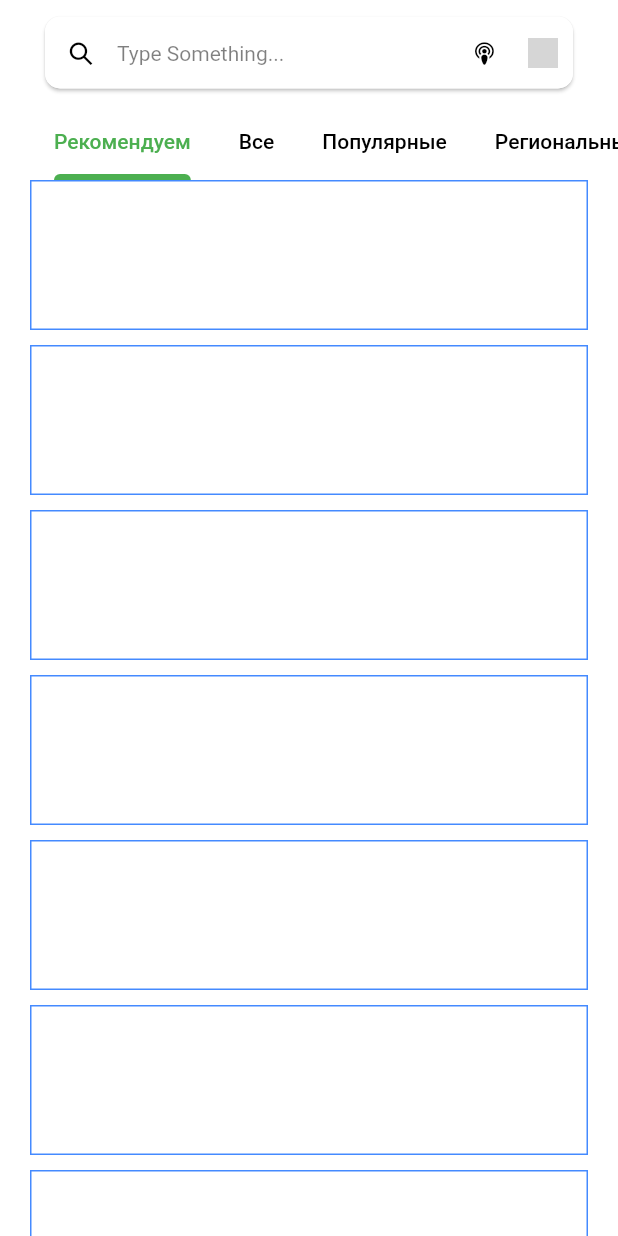
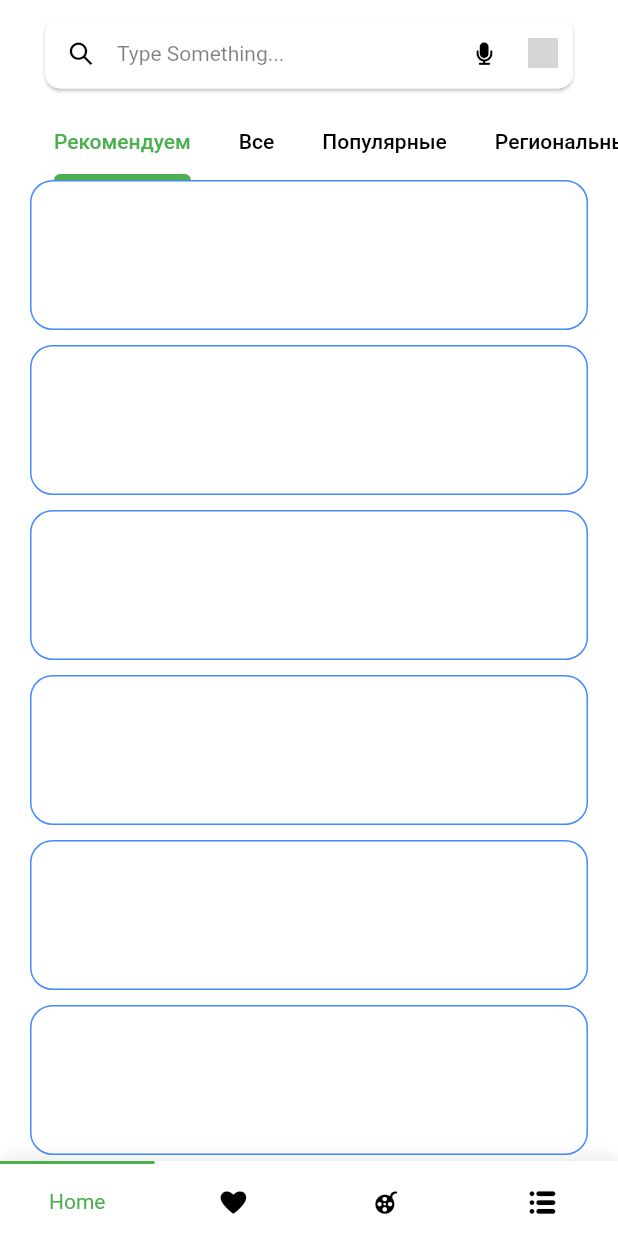
Before and after one commit to zikwall/bormental, a Flutter app: the screen it shows after launch, on a phone screen of 412 x 824 dp. Run offline on Flutter 3.47's test engine with Material 2 defaults, Android fonts, the light colour scheme and no system bars; our stand-ins replace animated_text_kit, better_player, flutter_staggered_animations, timelines, video_player, wakelock; network calls fail; grey boxes are pictures that could not be loaded.

Commit message:
wip: big work (bottom, persist state & etc.)

```diff
--- /dev/null
+++ b/lib/components/bottom/navigation_bar.dart
@@ -0,0 +1,166 @@
+import 'dart:ui' show lerpDouble;
+
+import 'package:flutter/material.dart';
+
+import 'navigation_bar_item.dart';
+
+// ignore: must_be_immutable
+class TitledBottomNavigationBar extends StatefulWidget {
+  final Color backgroundColor;
+  final bool reverse;
+  final Curve curve;
+  final Color activeColor;
+  final Color inactiveColor;
+  final Color inactiveStripColor;
+  final Color indicatorColor;
+  final bool enableShadow;
+  int currentIndex;
+  final ValueChanged<int> onTap;
+  final List<TitledNavigationBarItem> items;
+
+  TitledBottomNavigationBar({
+    Key? key,
+    this.reverse = false,
+    this.curve = Curves.linear,
+    required this.onTap,
+    required this.items,
+    required this.backgroundColor,
+    required this.activeColor,
+    required this.inactiveColor,
+    required this.inactiveStripColor,
+    required this.indicatorColor,
+    this.enableShadow = true,
+    this.currentIndex = 0,
+  })  : assert(items != null),
+        assert(items.length >= 2 && items.length <= 5),
+        assert(onTap != null),
+        assert(currentIndex != null),
+        assert(enableShadow != null),
+        super(key: key);
+
+  @override
+  State createState() => _TitledBottomNavigationBarState();
+}
+
+class _TitledBottomNavigationBarState extends State<TitledBottomNavigationBar> {
+  static const double BAR_HEIGHT = 50;
+  static const double INDICATOR_HEIGHT = 2;
+
+  bool get reverse => widget.reverse;
+
+  Curve get curve => widget.curve;
+
+  List<TitledNavigationBarItem> get items => widget.items;
+
+  double width = 0;
+  late Color activeColor;
+  Duration duration = Duration(milliseconds: 270);
+
+  double _getIndicatorPosition(int index) {
+    var isLtr = Directionality.of(context) == TextDirection.ltr;
+    if (isLtr) {
+      return lerpDouble(-1.0, 1.0, index / (items.length - 1)) ?? 0;
+    }
+    return lerpDouble(1.0, -1.0, index / (items.length - 1)) ?? 0;
+  }
+
+  @override
+  Widget build(BuildContext context) {
+    width = MediaQuery.of(context).size.width;
+    activeColor = widget.activeColor != null ? widget.activeColor : Theme.of(context).indicatorColor;
+
+    return Container(
+      decoration: BoxDecoration(
+        color: widget.inactiveStripColor,
+        boxShadow: widget.enableShadow
+            ? [
+                BoxShadow(color: Colors.black12, blurRadius: 10),
+              ]
+            : null,
+      ),
+      child: Container(
+        height: BAR_HEIGHT,
+        width: width,
+        child: Stack(
+          overflow: Overflow.visible,
+          children: <Widget>[
+            Positioned(
+              top: INDICATOR_HEIGHT,
+              child: Row(
+                crossAxisAlignment: CrossAxisAlignment.end,
+                children: items.map((item) {
+                  var index = items.indexOf(item);
+                  return GestureDetector(
+                    onTap: () => _select(index),
+                    child: _buildItemWidget(item, index == widget.currentIndex),
+                  );
+                }).toList(),
+              ),
+            ),
+            Positioned(
+              top: 0,
+              width: width,
+              child: AnimatedAlign(
+                alignment:
+                    Alignment(_getIndicatorPosition(widget.currentIndex), 0),
+                curve: curve,
+                duration: duration,
+                child: Container(
+                  color: widget.indicatorColor != null ? widget.indicatorColor : activeColor,
+                  width: width / items.length,
+                  height: INDICATOR_HEIGHT,
+                ),
+              ),
+            ),
+          ],
+        ),
+      ),
+    );
+  }
+
+  _select(int index) {
+    widget.currentIndex = index;
+    widget.onTap(widget.currentIndex);
+
+    setState(() {});
+  }
+
+  Widget _buildIcon(TitledNavigationBarItem item) {
+    return Icon(
+      item.icon,
+      color: reverse ? widget.inactiveColor : activeColor,
+      size: item.size,
+    );
+  }
+
+  Widget _buildText(TitledNavigationBarItem item) {
+    return DefaultTextStyle.merge(
+      child: item.title,
+      style: TextStyle(color: reverse ? activeColor : widget.inactiveColor),
+    );
+  }
+
+  Widget _buildItemWidget(TitledNavigationBarItem item, bool isSelected) {
+    return Container(
+      color: item.backgroundColor,
+      height: BAR_HEIGHT,
+      width: width / items.length,
+      child: Stack(
+        alignment: AlignmentDirectional.center,
+        children: <Widget>[
+          AnimatedOpacity(
+            opacity: isSelected ? 0.0 : 1.0,
+            duration: duration,
+            curve: curve,
+            child: reverse ? _buildIcon(item) : _buildText(item),
+          ),
+          AnimatedAlign(
+            duration: duration,
+            alignment: isSelected ? Alignment.center : Alignment(0, 5.2),
+            child: reverse ? _buildText(item) : _buildIcon(item),
+          ),
+        ],
+      ),
+    );
+  }
+}
--- /dev/null
+++ b/lib/components/bottom/navigation_bar_item.dart
@@ -0,0 +1,15 @@
+import 'package:flutter/material.dart';
+
+class TitledNavigationBarItem {
+  final Widget title;
+  final IconData icon;
+  final Color backgroundColor;
+  final double size;
+
+  TitledNavigationBarItem({
+    required this.icon,
+    required this.title,
+    this.backgroundColor = Colors.white,
+    required this.size,
+  });
+}
--- /dev/null
+++ b/lib/components/comming/comming_soon.dart
@@ -0,0 +1,28 @@
+import 'package:flutter/material.dart';
+
+class ComingSoon extends StatelessWidget {
+  final IconData icon;
+
+  const ComingSoon(this.icon, {Key? key}) : super(key: key);
+
+  @override
+  Widget build(BuildContext context) {
+    return Center(
+      child: Column(
+        mainAxisAlignment: MainAxisAlignment.center,
+        crossAxisAlignment: CrossAxisAlignment.center,
+        children: <Widget>[
+          Icon(icon, size: 55, color: Colors.grey[300]),
+          const Padding(padding: EdgeInsets.symmetric(vertical: 10)),
+          const Text(
+            'Скоро, очень скоро...',
+            style: TextStyle(
+                fontFamily: 'Roboto',
+                fontWeight: FontWeight.w300
+            ),
+          )
+        ],
+      ),
+    );
+  }
+}
--- a/lib/screens/home/v1/screen.dart
+++ b/lib/screens/home/v1/screen.dart
@@ -11,7 +11,6 @@ import 'package:flutter_staggered_animations/flutter_staggered_animations.dart';
 // application
 import 'cards.dart';
 import 'whatsup.dart';
-import 'exit.dart';
 import 'buttons.dart';
 import 'mock.dart';
 
@@ -26,12 +25,17 @@ class HomeScreen extends StatefulWidget {
 }
 
 class _HomeScreenState extends State<HomeScreen> with SingleTickerProviderStateMixin {
+  // initializes
   late AnimationController _animation;
   final GlobalKey _backdropKey = GlobalKey(debugLabel: 'Backdrop');
   late PageController _pageController;
 
+  // states
   int _currentPageIndex = 0;
   Gradient backgroundGradient = categories[0].cardGradient;
+
+  @override
+  bool get wantKeepAlive => true;
 
   @override
   void initState() {
@@ -80,8 +84,6 @@ class _HomeScreenState extends State<HomeScreen> with SingleTickerProviderStateM
           systemNavigationBarIconBrightness: Brightness.dark,
           statusBarIconBrightness: Brightness.dark,
         ),
-        child: WillPopScope(
-          onWillPop: () => showExitDialog(context),
         child: Scaffold(
           body: Container(
             padding: EdgeInsets.only(
@@ -156,7 +158,6 @@ class _HomeScreenState extends State<HomeScreen> with SingleTickerProviderStateM
               },
             ),
           ),
-          ),
         )
     );
   }
@@ -177,7 +178,7 @@ Widget _buildHeaderPanel(BuildContext context) {
     child: Row(
       mainAxisAlignment: MainAxisAlignment.spaceBetween,
       children: <Widget>[
-        buttonIcon(Fontisto.search, Colors.white, () {}),
+        buttonIcon(Fontisto.arrow_left, Colors.white, () {}),
         buttonIcon(Fontisto.nav_icon_list_a, Colors.white, () {})
       ],
     ),
--- /dev/null
+++ b/lib/screens/home/v2/home.dart
@@ -0,0 +1,195 @@
+// native
+import 'dart:ui';
+
+import 'package:flutter/material.dart';
+
+// fonts
+import 'package:bormental/fonts/fontisto_icons.dart';
+
+// application
+import 'package:bormental/transitions/slide_left.dart';
+import 'package:bormental/screens/profile/screen.dart';
+
+import 'material.dart';
+
+class HomeScreenV2 extends StatefulWidget {
+  const HomeScreenV2({Key? key}) : super(key: key);
+
+  @override
+  _HomeScreenV2State createState() => _HomeScreenV2State();
+}
+
+class _HomeScreenV2State extends State<HomeScreenV2> with
+    SingleTickerProviderStateMixin,
+    AutomaticKeepAliveClientMixin<HomeScreenV2>
+{
+  late TabController _tabController;
+  final tabs = [
+    const Tab(text: "Рекомендуем"),
+    const Tab(text: "Все"),
+    const Tab(text: "Популярные"),
+    const Tab(text: "Региональные"),
+    const Tab(text: "Детям"),
+    const Tab(text: "Кино и Сериалы"),
+  ];
+
+  @override
+  bool get wantKeepAlive => true;
+
+  @override
+  void initState() {
+    super.initState();
+    _tabController = TabController(vsync: this, length: tabs.length);
+  }
+
+  @override
+  void dispose() {
+    _tabController.dispose();
+    super.dispose();
+  }
+
+  @override
+  Widget build(BuildContext context) {
+    super.build(context);
+
+    return NestedScrollView(
+        physics: const BouncingScrollPhysics(),
+        floatHeaderSlivers: true,
+        headerSliverBuilder: (context, innerBoxIsScrolled) => [
+          SliverAppBar(
+            elevation: 1,
+            snap: true,
+            floating: true,
+            pinned: true,
+            toolbarHeight: 70,
+            expandedHeight: 120,
+            titleSpacing: 30,
+            backgroundColor: Colors.white,
+            title: Row(
+              mainAxisAlignment: MainAxisAlignment.center,
+              crossAxisAlignment: CrossAxisAlignment.center,
+              children: <Widget>[
+                Expanded(
+                  child: Material(
+                    elevation: 1,
+                    borderRadius: BorderRadius.circular(10.0),
+                    child: Container(
+                      decoration: BoxDecoration(
+                        color: Colors.white,
+                        borderRadius: BorderRadius.circular(10.0),
+                      ),
+                      child: Row(
+                        children: [
+                          IconButton(
+                              splashColor: Colors.transparent,
+                              icon: const Icon(
+                                  Fontisto.search ,
+                                  color: Colors.black,
+                                  size: 15
+                              ),
+                              onPressed: () {}
+                          ),
+                          Expanded(
+                            child: TextField(
+                              decoration: InputDecoration(
+                                  hintText: "Type Something...",
+                                  hintStyle: TextStyle(
+                                      color: Colors.black.withOpacity(0.5),
+                                      fontSize: 14
+                                  ),
+                                  border: InputBorder.none),
+                            ),
+                          ),
+                          IconButton(
+                            splashColor: Colors.transparent,
+                            icon: const Icon(
+                                Fontisto.mic,
+                                color: Colors.black,
+                                size: 15
+                            ),
+                            onPressed: () {},
+                          ),
+                          InkWell(
+                            onTap: () {
+                              FocusScope.of(context).unfocus();
+                              Navigator.push(
+                                  context, SlideRightToLeftRoute(page: const ProfileScreen()
+                              ));
+                            },
+                            child: const Padding(
+                              padding: EdgeInsets.only(top: 5, bottom: 5, left: 5, right: 10),
+                              child: CircleAvatar(
+                                backgroundImage:
+                                NetworkImage('https://lh3.googleusercontent.com/ogw/ADea4I5KM87L_DrqXxuVO7xsFWG17sg2y_soXASSX6hS=s32-c-mo'),
+                                backgroundColor: Colors.transparent,
+                                radius: 10.0,
+                              ),
+                            ),
+                          )
+                        ],
+                      ),
+                    ),
+                  ),
+                ),
+              ],
+            ),
+            centerTitle: true,
+            bottom: TabBar(
+              controller: _tabController,
+              padding: EdgeInsets.only(left: 20),
+              physics: const BouncingScrollPhysics(),
+              indicator: MaterialIndicator(
+                color: Colors.green,
+                paintingStyle: PaintingStyle.fill,
+              ),
+              isScrollable: true,
+              indicatorWeight: 3,
+              indicatorColor: Colors.green,
+              labelColor: Colors.green,
+              unselectedLabelColor: Colors.black,
+              indicatorSize: TabBarIndicatorSize.label,
+              labelStyle: const TextStyle(
+                fontSize: 14.0,
+              ),
+              tabs: tabs,
+            ),
+          )
+        ],
+        body: TabBarView(
+          controller: _tabController,
+          children: [
+            Padding(
+              padding: EdgeInsets.symmetric(horizontal: 20),
+              child: _buildScrollPage(),
+            ),
+            const Icon(Icons.directions_transit),
+            const Icon(Icons.directions_bike),
+            const Icon(Icons.directions_bike),
+            const Icon(Icons.directions_bike),
+            const Icon(Icons.directions_bike),
+          ],
+        )
+    );
+  }
+}
+
+Widget _buildScrollPage() {
+  final List<Widget> widgets = [];
+  for (var i = 0; i <= 10; i++) {
+    widgets.add(Container(
+      decoration: BoxDecoration(
+        border: Border.all(color: Colors.blueAccent),
+        borderRadius: BorderRadius.circular(15),
+        color: Colors.white,
+      ),
+      height: 100,
+      width: 150,
+    ));
+    widgets.add(const Padding(padding: EdgeInsets.only(top: 10)));
+  }
+
+  return ListView(
+    physics: const BouncingScrollPhysics(),
+    children: widgets,
+  );
+}
--- a/lib/screens/home/v2/screen.dart
+++ b/lib/screens/home/v2/screen.dart
@@ -4,37 +4,68 @@ import 'dart:ui';
 import 'package:flutter/services.dart';
 import 'package:flutter/material.dart';
 
-// dependencies
-
 // fonts
 import 'package:bormental/fonts/fontisto_icons.dart';
 
 // application
-import 'material.dart';
+import 'package:bormental/components/bottom/navigation_bar.dart';
+import 'package:bormental/components/bottom/navigation_bar_item.dart';
 import 'package:bormental/screens/home/v1/exit.dart';
-import 'package:bormental/transitions/slide_left.dart';
-import 'package:bormental/screens/profile/screen.dart';
 
-class HomeScreenV2 extends StatefulWidget {
-  const HomeScreenV2({Key? key}) : super(key: key);
+// screens
+import 'package:bormental/components/comming/comming_soon.dart';
+
+import 'home.dart';
+
+List<Widget> _screens(BuildContext context) {
+  return [
+    const HomeScreenV2(),
+    const ComingSoon(Fontisto.heart),
+    const ComingSoon(Fontisto.film),
+    const ComingSoon(Fontisto.nav_icon_list_a),
+  ];
+}
+
+class HomeScreen extends StatefulWidget {
+  const HomeScreen({Key? key}) : super(key: key);
 
   @override
-  _HomeScreenV2State createState() => _HomeScreenV2State();
+  _HomeScreenState createState() => _HomeScreenState();
 }
 
-class _HomeScreenV2State extends State<HomeScreenV2> with SingleTickerProviderStateMixin {
+class _HomeScreenState extends State<HomeScreen> with AutomaticKeepAliveClientMixin {
+  // initializes
+  late PageController _pageController;
+
+  // states
+  int currentTabIndex = 0;
+
+  void onTapped(int index) {
+    setState(() {
+      currentTabIndex = index;
+    });
+    _pageController.jumpToPage(index);
+  }
+
+  @override
+  bool get wantKeepAlive => true;
+
   @override
   void initState() {
     super.initState();
+    _pageController = PageController(initialPage: currentTabIndex);
   }
 
   @override
   void dispose() {
+    _pageController.dispose();
     super.dispose();
   }
 
   @override
   Widget build(BuildContext context) {
+    super.build(context);
+
     return AnnotatedRegion<SystemUiOverlayStyle>(
       value: const SystemUiOverlayStyle(
         statusBarColor: Colors.transparent,
@@ -46,158 +77,52 @@ class _HomeScreenV2State extends State<HomeScreenV2> with SingleTickerProviderSt
           FocusScope.of(context).unfocus();
           return showExitDialog(context);
         },
-        child: DefaultTabController(
-          length: 7,
         child: Scaffold(
             backgroundColor: Colors.white,
-            body: NestedScrollView(
-                physics: const BouncingScrollPhysics(),
-                floatHeaderSlivers: true,
-                headerSliverBuilder: (context, innerBoxIsScrolled) => [
-                  SliverAppBar(
-                    elevation: 1,
-                    snap: true,
-                    floating: true,
-                    pinned: true,
-                    toolbarHeight: 70,
-                    expandedHeight: 120,
-                    titleSpacing: 30,
+            // maybe use, but it has performance issue.
+            // IndexedStack loads all tab initially which is unnecessary
+            // body: IndexedStack(
+            //   children: ,
+            //   index: currentTabIndex,
+            // ),
+            body: PageView(
+              controller: _pageController,
+              physics: const NeverScrollableScrollPhysics(),
+              children: _screens(context),
+            ),
+            bottomNavigationBar: TitledBottomNavigationBar(
+              enableShadow: true,
+              reverse: true,
+              currentIndex: currentTabIndex,
               backgroundColor: Colors.white,
-                    title: Row(
-                      mainAxisAlignment: MainAxisAlignment.center,
-                      crossAxisAlignment: CrossAxisAlignment.center,
-                      children: <Widget>[
-                        Expanded(
-                          child: Material(
-                            elevation: 1,
-                            borderRadius: BorderRadius.circular(10.0),
-                            child: Container(
-                              decoration: BoxDecoration(
-                                color: Colors.white,
-                                borderRadius: BorderRadius.circular(10.0),
-                              ),
-                              child: Row(
-                                children: [
-                                  IconButton(
-                                      splashColor: Colors.transparent,
-                                      icon: const Icon(
-                                          Fontisto.search ,
-                                          color: Colors.black,
-                                          size: 15
-                                      ),
-                                      onPressed: () {}
-                                  ),
-                                  Expanded(
-                                    child: TextField(
-                                      decoration: InputDecoration(
-                                          hintText: "Type Something...",
-                                          hintStyle: TextStyle(
-                                              color: Colors.black.withOpacity(0.5),
-                                              fontSize: 14
-                                          ),
-                                          border: InputBorder.none),
-                                    ),
-                                  ),
-                                  IconButton(
-                                    splashColor: Colors.transparent,
-                                    icon: const Icon(
-                                        Fontisto.podcast,
-                                        color: Colors.black,
-                                        size: 15
-                                    ),
-                                    onPressed: () {},
-                                  ),
-                                  InkWell(
-                                    onTap: () {
-                                      FocusScope.of(context).unfocus();
-                                      Navigator.push(
-                                          context, SlideRightToLeftRoute(page: Profile()
-                                      ));
-                                    },
-                                    child: const Padding(
-                                      padding: EdgeInsets.only(top: 5, bottom: 5, left: 5, right: 10),
-                                      child: CircleAvatar(
-                                        backgroundImage:
-                                        NetworkImage('https://lh3.googleusercontent.com/ogw/ADea4I5KM87L_DrqXxuVO7xsFWG17sg2y_soXASSX6hS=s32-c-mo'),
-                                        backgroundColor: Colors.transparent,
-                                        radius: 10.0,
-                                      ),
-                                    ),
-                                  )
-                                ],
-                              ),
-                            ),
-                          ),
-                        ),
-                      ],
-                    ),
-                    centerTitle: true,
-                    bottom: TabBar(
-                      padding: EdgeInsets.only(left: 20),
-                      physics: const BouncingScrollPhysics(),
-                      indicator: MaterialIndicator(
-                        color: Colors.green,
-                        paintingStyle: PaintingStyle.fill,
-                      ),
-                      isScrollable: true,
-                      indicatorWeight: 3,
               indicatorColor: Colors.green,
-                      labelColor: Colors.green,
-                      unselectedLabelColor: Colors.black,
-                      indicatorSize: TabBarIndicatorSize.label,
-                      labelStyle: const TextStyle(
-                        fontSize: 14.0,
-                      ),
-                      tabs: const [
-                        Tab(text: "Рекомендуем"),
-                        Tab(text: "Все"),
-                        Tab(text: "Популярные"),
-                        Tab(text: "Региональные"),
-                        Tab(text: "Детям"),
-                        Tab(text: "Кино и Сериалы"),
-                        Tab(text: "Bormental Premium"),
-                      ],
-                    ),
-                  )
-                ],
-                body: TabBarView(
-                  children: [
-                    Padding(
-                      padding: EdgeInsets.symmetric(horizontal: 20),
-                      child: _buildScrollPage(),
-                    ),
-                    const Icon(Icons.directions_transit),
-                    const Icon(Icons.directions_bike),
-                    const Icon(Icons.directions_bike),
-                    const Icon(Icons.directions_bike),
-                    const Icon(Icons.directions_bike),
-                    const Icon(Icons.directions_bike),
+              inactiveStripColor: Colors.white,
+              activeColor: Colors.green,
+              inactiveColor: Colors.black,
+              onTap: onTapped,
+              items: [
+                _bottomItem('Home', Fontisto.podcast),
+                _bottomItem('Favorite', Fontisto.heart),
+                _bottomItem('Films', Fontisto.film),
+                _bottomItem('Menu', Fontisto.nav_icon_list_a),
               ],
             )
-            ),
-          ),
         ),
       ),
     );
   }
 }
 
-Widget _buildScrollPage() {
-  final List<Widget> widgets = [];
-  for (var i = 0; i <= 10; i++) {
-    widgets.add(Container(
-      decoration: BoxDecoration(
-        border: Border.all(color: Colors.blueAccent),
-        color: Colors.white,
-      ),
-      height: 100,
-      width: 150,
-    ));
-    widgets.add(const Padding(padding: EdgeInsets.only(top: 10)));
-  }
-
-  return ListView(
-    physics: const BouncingScrollPhysics(),
-    children: widgets,
+TitledNavigationBarItem _bottomItem(String title, IconData icon) {
+  return TitledNavigationBarItem(
+      title: Text(
+          title,
+          style: const TextStyle(
+            color: Colors.green,
+            fontSize: 14,
+      )),
+      icon: icon,
+      backgroundColor: Colors.white,
+      size: 15
   );
 }
--- a/lib/screens/profile/screen.dart
+++ b/lib/screens/profile/screen.dart
@@ -10,12 +10,14 @@ import 'package:bormental/fonts/fontisto_icons.dart';
 // application
 import 'package:bormental/screens/home/v2/material.dart';
 
-class Profile extends StatefulWidget {
+class ProfileScreen extends StatefulWidget {
+  const ProfileScreen({Key? key}) : super(key: key);
+
   @override
-  _ProfileState createState() => _ProfileState();
+  _ProfileScreenState createState() => _ProfileScreenState();
 }
 
-class _ProfileState extends State<Profile> {
+class _ProfileScreenState extends State<ProfileScreen> {
   static Random random = Random();
 
   @override
--- a/lib/screens/welcome/screen.dart
+++ b/lib/screens/welcome/screen.dart
@@ -10,7 +10,6 @@ import 'package:video_player/video_player.dart';
 // application
 import 'animated.dart';
 import 'package:bormental/transitions/fade.dart';
-import 'package:bormental/screens/home/v1/screen.dart';
 import 'package:bormental/screens/home/v2/screen.dart';
 
 class WelcomeScreen extends StatefulWidget {
@@ -53,7 +52,7 @@ class _WelcomeScreenState extends State<WelcomeScreen> with TickerProviderStateM
             });
 
             Navigator.pushReplacement(context, FadeRoute(
-              page: const HomeScreenV2(),
+              page: const HomeScreen(),
             ));
           });
         }
```
Lines whose indentation alone changed are shown as unchanged.
